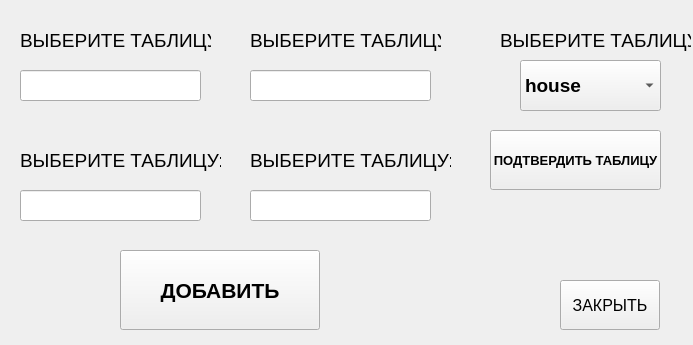
This is addwindow.ui in chikovkonstantin/bd as Qt 5 draws it before an edit. The edited form follows.
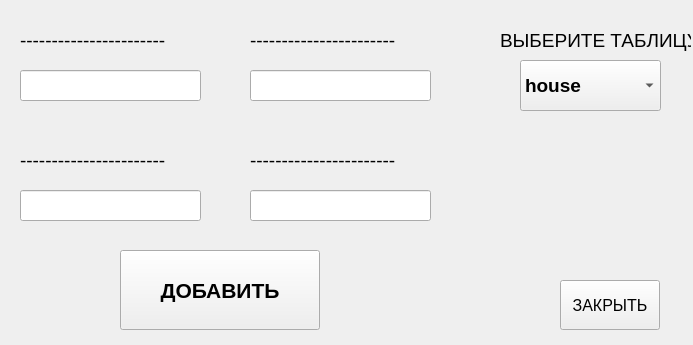
This is the edited form.

The edit to the form file:
```diff
--- a/addwindow.ui
+++ b/addwindow.ui
@@ -77,7 +77,7 @@
     </font>
    </property>
    <property name="text">
-    <string>ВЫБЕРИТЕ ТАБЛИЦУ:</string>
+    <string>-----------------------</string>
    </property>
   </widget>
   <widget class="QLabel" name="box_2">
@@ -95,7 +95,7 @@
     </font>
    </property>
    <property name="text">
-    <string>ВЫБЕРИТЕ ТАБЛИЦУ:</string>
+    <string>-----------------------</string>
    </property>
   </widget>
   <widget class="QLabel" name="box_3">
@@ -113,7 +113,7 @@
     </font>
    </property>
    <property name="text">
-    <string>ВЫБЕРИТЕ ТАБЛИЦУ:</string>
+    <string>-----------------------</string>
    </property>
   </widget>
   <widget class="QLabel" name="box_4">
@@ -131,7 +131,7 @@
     </font>
    </property>
    <property name="text">
-    <string>ВЫБЕРИТЕ ТАБЛИЦУ:</string>
+    <string>-----------------------</string>
    </property>
   </widget>
   <widget class="QLineEdit" name="lineEdit">
@@ -210,25 +210,6 @@
     <string/>
    </property>
   </widget>
-  <widget class="QPushButton" name="addbutton">
-   <property name="geometry">
-    <rect>
-     <x>490</x>
-     <y>130</y>
-     <width>171</width>
-     <height>60</height>
-    </rect>
-   </property>
-   <property name="font">
-    <font>
-     <pointsize>10</pointsize>
-     <bold>true</bold>
-    </font>
-   </property>
-   <property name="text">
-    <string>ПОДТВЕРДИТЬ ТАБЛИЦУ</string>
-   </property>
-  </widget>
   <widget class="QPushButton" name="backbutton">
    <property name="geometry">
     <rect>
```
